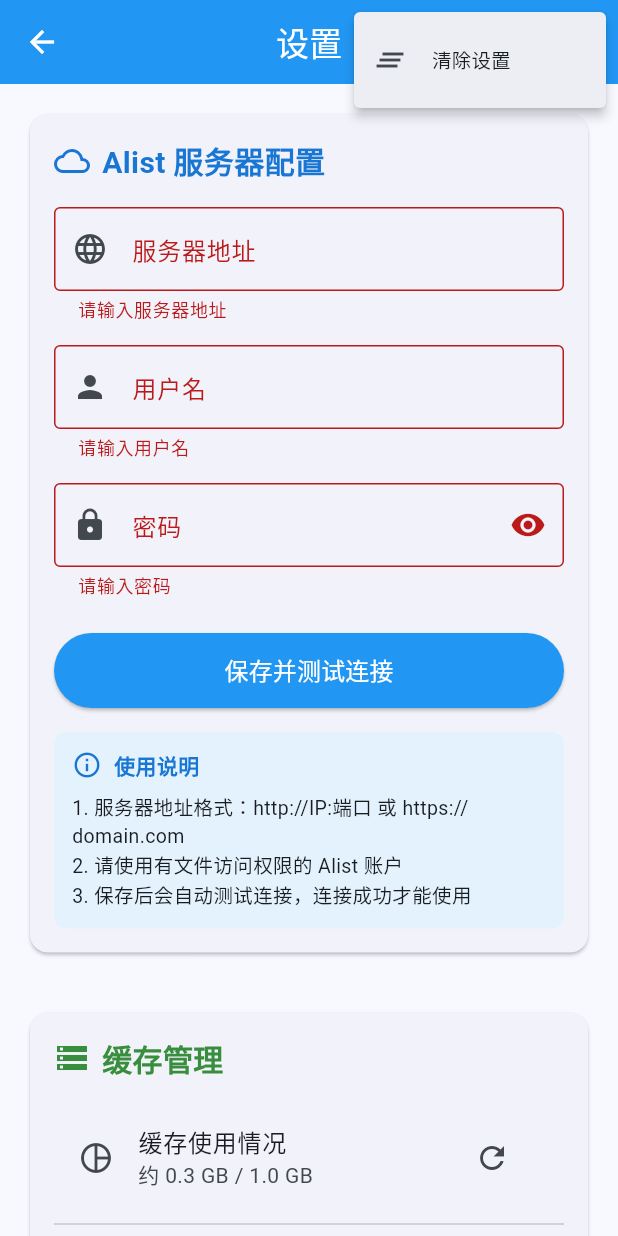
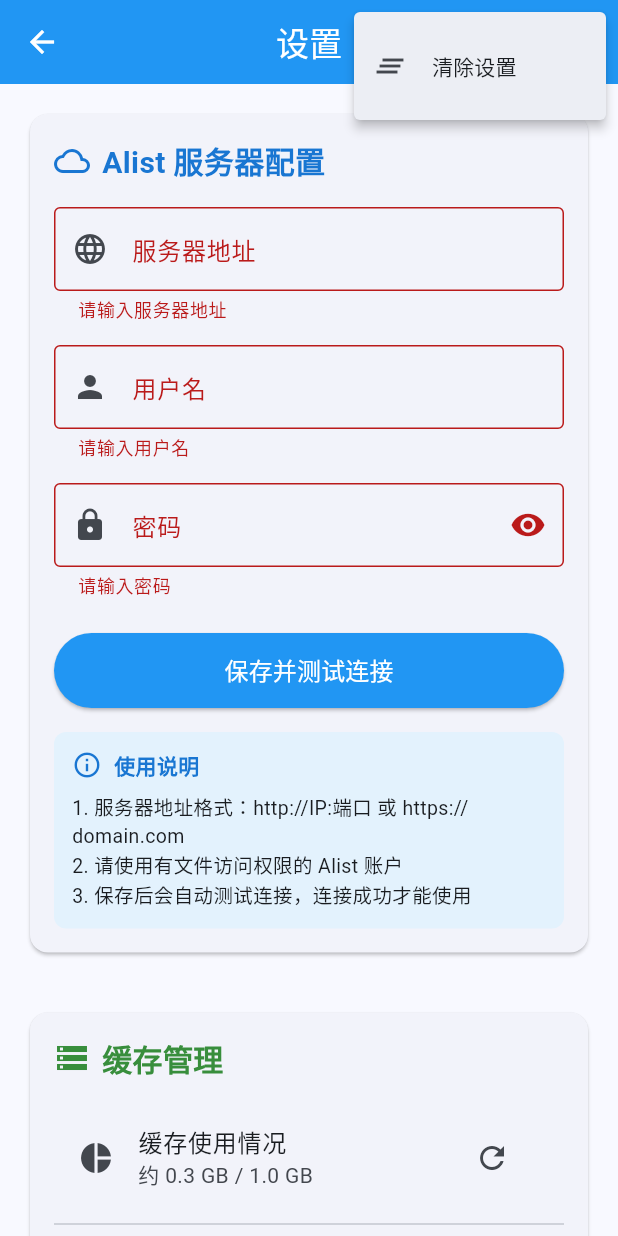
Before and after one commit to RhineLT/Alist-Photo, a Flutter app: the SettingsPage screen opened directly with empty values, after a tap on "保存并测试连接", after a tap on the "more vert" icon, on a phone screen of 412 x 824 dp. Run offline on Flutter 3.47's test engine with Material 3 defaults, Android fonts, the phone set to English and light mode, and no system bars; our stand-ins replace cached_network_image, flutter_cache_manager, photo_view, share_plus, shared_preferences; accounts and stored records are empty.

Commit message:
Fix Flutter analyzer errors
- Remove deprecated 'dense' parameter from ListTile widgets
- Replace pie_chart_outlined with pie_chart icon
- Remove unused import statements (dart:convert, shared_preferences)
- Make _enableFileLogging field final
- Fix string interpolation formatting

```diff
--- a/alist_photo/lib/pages/log_viewer_page.dart
+++ b/alist_photo/lib/pages/log_viewer_page.dart
@@ -134,7 +134,6 @@
                 child: ListTile(
                   leading: Icon(Icons.clear_all),
                   title: Text('清除日志'),
-                  dense: true,
                 ),
               ),
               const PopupMenuItem(
@@ -142,7 +141,6 @@
                 child: ListTile(
                   leading: Icon(Icons.share),
                   title: Text('导出日志'),
-                  dense: true,
                 ),
               ),
             ],
--- a/alist_photo/lib/pages/settings_page.dart
+++ b/alist_photo/lib/pages/settings_page.dart
@@ -251,7 +251,6 @@
                 child: ListTile(
                   leading: Icon(Icons.clear_all),
                   title: Text('清除设置'),
-                  dense: true,
                 ),
               ),
             ],
@@ -448,7 +447,7 @@
             ),
             const SizedBox(height: 16),
             ListTile(
-              leading: const Icon(Icons.pie_chart_outlined),
+              leading: const Icon(Icons.pie_chart),
               title: const Text('缓存使用情况'),
               subtitle: Text(_cacheUsage),
               trailing: IconButton(
--- a/alist_photo/lib/services/alist_api_client.dart
+++ b/alist_photo/lib/services/alist_api_client.dart
@@ -26,7 +26,7 @@
     _token = prefs.getString(_tokenKey);
 
     if (isConfigured) {
-      LogService.instance.info('Alist configuration loaded: ${_serverUrl}', 'AlistApiClient');
+      LogService.instance.info('Alist configuration loaded: $_serverUrl', 'AlistApiClient');
     } else {
       LogService.instance.warning('Alist configuration incomplete', 'AlistApiClient');
     }
--- a/alist_photo/lib/services/log_service.dart
+++ b/alist_photo/lib/services/log_service.dart
@@ -1,7 +1,5 @@
 import 'dart:io';
-import 'dart:convert';
 import 'package:path_provider/path_provider.dart';
-import 'package:shared_preferences/shared_preferences.dart';
 
 enum LogLevel {
   debug,
@@ -76,7 +74,7 @@
 
   final List<LogEntry> _logs = [];
   final int _maxLogs = 1000; // 最多保存1000条日志
-  bool _enableFileLogging = true;
+  final bool _enableFileLogging = true;
   File? _logFile;
 
   List<LogEntry> get logs => List.unmodifiable(_logs);
```
